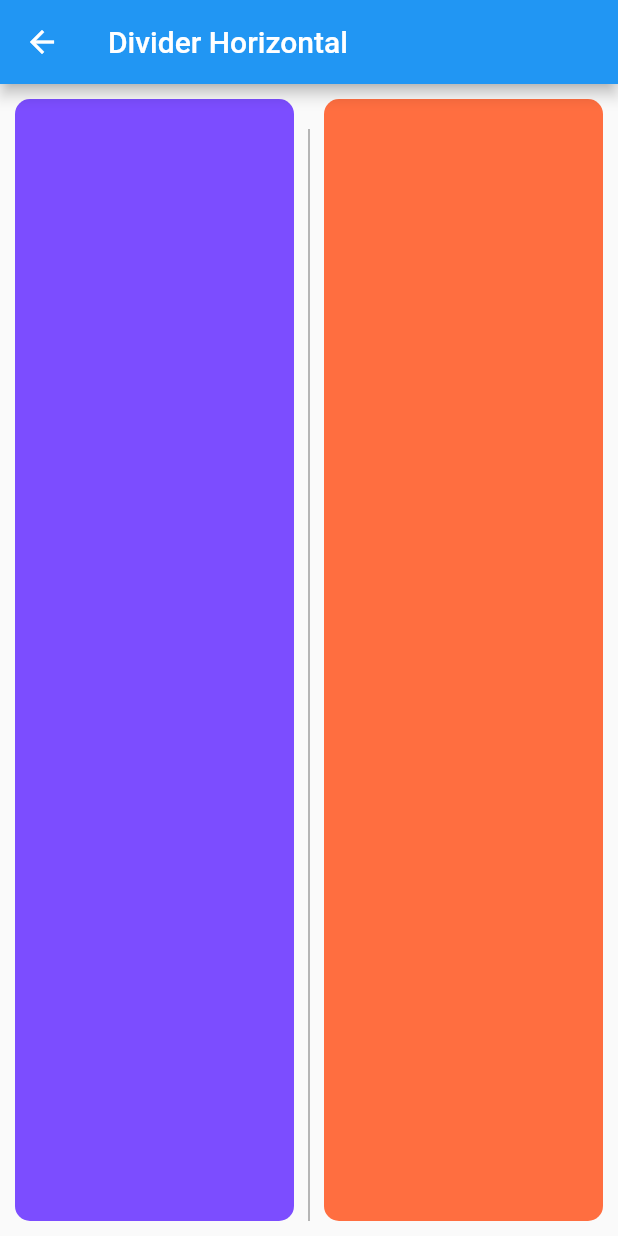
After one commit to fuwamaki/function-confirm-flutter, a Flutter app: the Divider2Page screen opened directly, on a phone screen of 412 x 824 dp. The commit adds this screen. Run offline on Flutter 3.47's test engine with Material 2 defaults, Android fonts, the phone set to English and light mode, and no system bars; our stand-ins replace fluttertoast; generated files the repository leaves out were written again.

Commit message:
add divider2 page

```diff
--- a/lib/component/home_list.dart
+++ b/lib/component/home_list.dart
@@ -10,6 +10,7 @@ import '../screen/bottom_tab_page.dart';
 import '../screen/dialog_page.dart';
 import '../screen/snackbar_page.dart';
 import '../screen/divider1_page.dart';
+import '../screen/divider2_page.dart';
 
 Widget homeList(BuildContext context) {
   return ListView(children: [
@@ -53,5 +54,9 @@ Widget homeList(BuildContext context) {
       Navigator.push(
           context, MaterialPageRoute(builder: (context) => Divider1Page()));
     }),
+    homeListItem("divider vertical", () {
+      Navigator.push(
+          context, MaterialPageRoute(builder: (context) => Divider2Page()));
+    }),
   ]);
 }
--- /dev/null
+++ b/lib/screen/divider2_page.dart
@@ -0,0 +1,40 @@
+import 'package:flutter/material.dart';
+
+class Divider2Page extends StatelessWidget {
+  @override
+  Widget build(BuildContext context) {
+    return Scaffold(
+      appBar: AppBar(title: Text("Divider Horizontal")),
+      body: Container(
+        padding: const EdgeInsets.all(10),
+        child: Row(
+          children: [
+            Expanded(
+              child: Container(
+                decoration: BoxDecoration(
+                  borderRadius: BorderRadius.circular(10),
+                  color: Colors.deepPurpleAccent,
+                ),
+              ),
+            ),
+            const VerticalDivider(
+              color: Colors.grey,
+              thickness: 1,
+              indent: 20,
+              endIndent: 0,
+              width: 20,
+            ),
+            Expanded(
+              child: Container(
+                decoration: BoxDecoration(
+                  borderRadius: BorderRadius.circular(10),
+                  color: Colors.deepOrangeAccent,
+                ),
+              ),
+            ),
+          ],
+        ),
+      ),
+    );
+  }
+}
```
